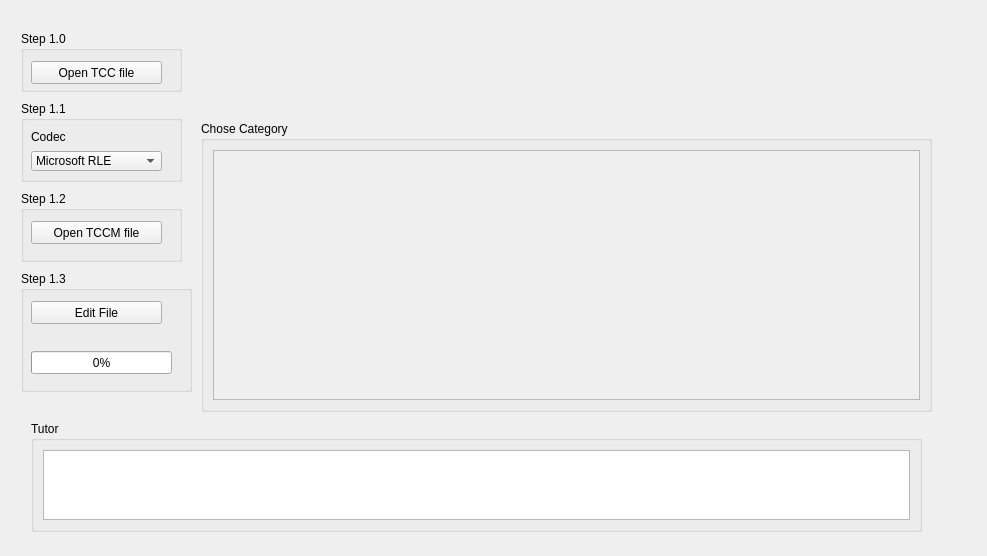
Qt form telafluxocomportamental.ui (EthoWatcher/ethowatcher) before a commit.
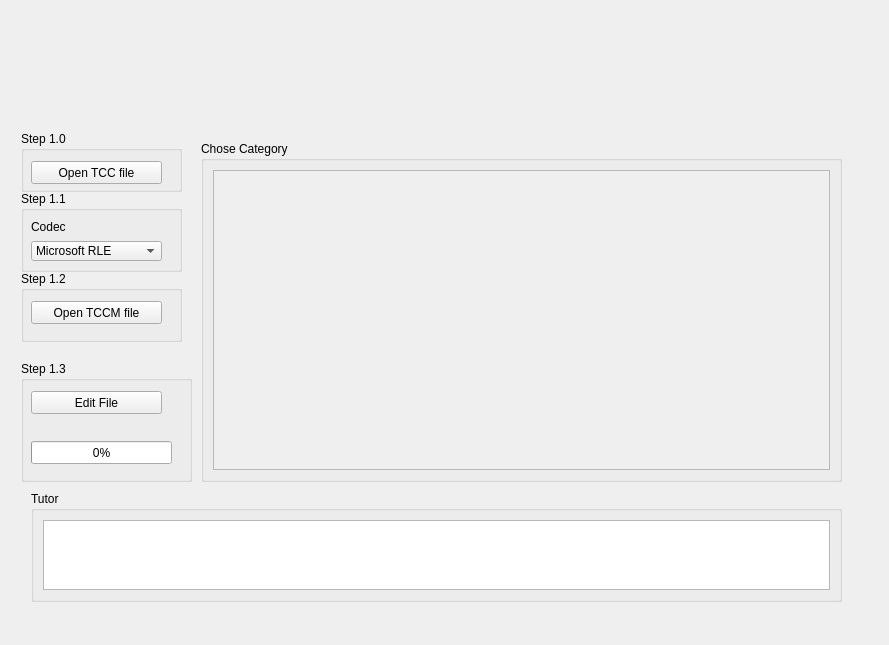
The same form after that commit. Icons and pictures are not drawn.

Patch:
```diff
--- a/telafluxocomportamental.ui
+++ b/telafluxocomportamental.ui
@@ -6,8 +6,8 @@
    <rect>
     <x>0</x>
     <y>0</y>
-    <width>987</width>
-    <height>556</height>
+    <width>889</width>
+    <height>645</height>
    </rect>
   </property>
   <property name="windowTitle">
@@ -21,8 +21,8 @@
        <property name="geometry">
         <rect>
          <x>20</x>
-         <y>410</y>
-         <width>891</width>
+         <y>480</y>
+         <width>811</width>
          <height>111</height>
         </rect>
        </property>
@@ -39,7 +39,7 @@
        <property name="geometry">
         <rect>
          <x>10</x>
-         <y>260</y>
+         <y>350</y>
          <width>171</width>
          <height>121</height>
         </rect>
@@ -78,9 +78,9 @@
        <property name="geometry">
         <rect>
          <x>190</x>
-         <y>110</y>
-         <width>731</width>
-         <height>291</height>
+         <y>130</y>
+         <width>641</width>
+         <height>341</height>
         </rect>
        </property>
        <property name="title">
@@ -97,8 +97,8 @@
             <rect>
              <x>0</x>
              <y>0</y>
-             <width>709</width>
-             <height>256</height>
+             <width>619</width>
+             <height>306</height>
             </rect>
            </property>
            <layout class="QVBoxLayout" name="verticalLayout_2">
@@ -115,7 +115,7 @@
        <property name="geometry">
         <rect>
          <x>10</x>
-         <y>90</y>
+         <y>180</y>
          <width>161</width>
          <height>81</height>
         </rect>
@@ -196,7 +196,7 @@
        <property name="geometry">
         <rect>
          <x>10</x>
-         <y>20</y>
+         <y>120</y>
          <width>161</width>
          <height>61</height>
         </rect>
@@ -222,7 +222,7 @@
        <property name="geometry">
         <rect>
          <x>10</x>
-         <y>180</y>
+         <y>260</y>
          <width>161</width>
          <height>71</height>
         </rect>
@@ -247,10 +247,10 @@
       <widget class="QLabel" name="label">
        <property name="geometry">
         <rect>
-         <x>200</x>
+         <x>20</x>
          <y>20</y>
-         <width>691</width>
-         <height>71</height>
+         <width>821</width>
+         <height>91</height>
         </rect>
        </property>
        <property name="text">
```
Left out of the diff: 16 changed lines with no effect on the pictures.
